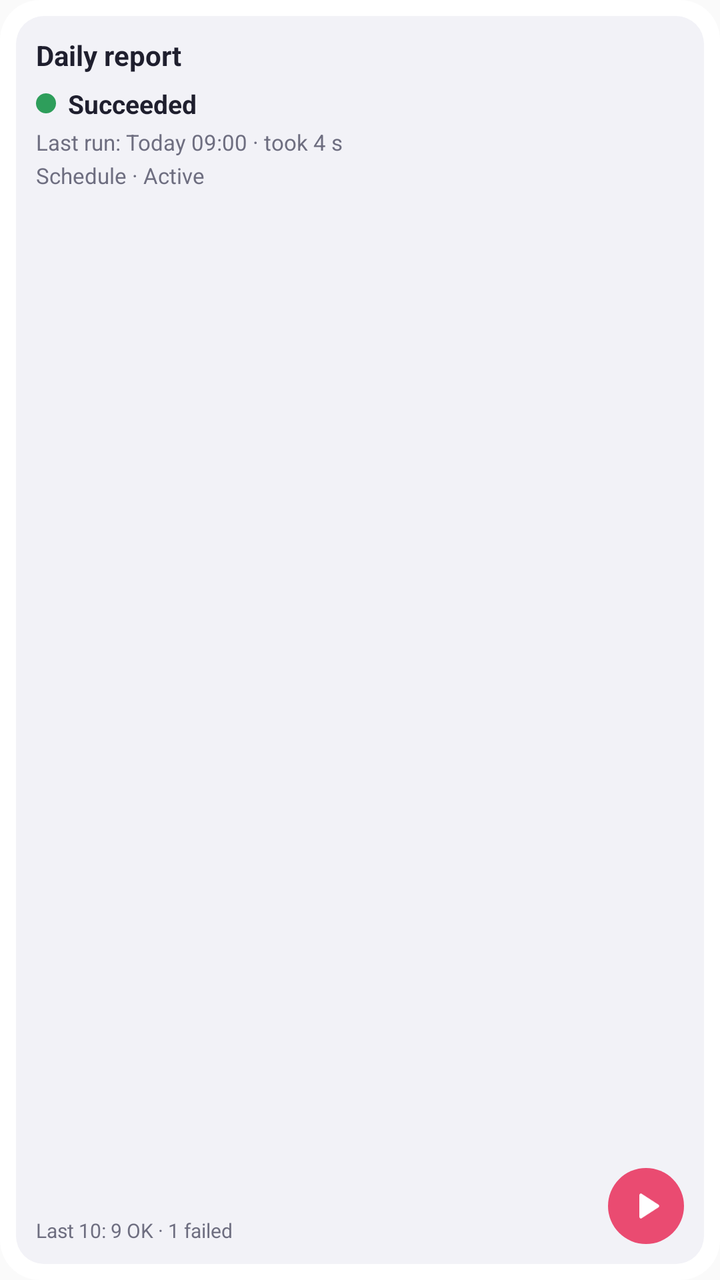
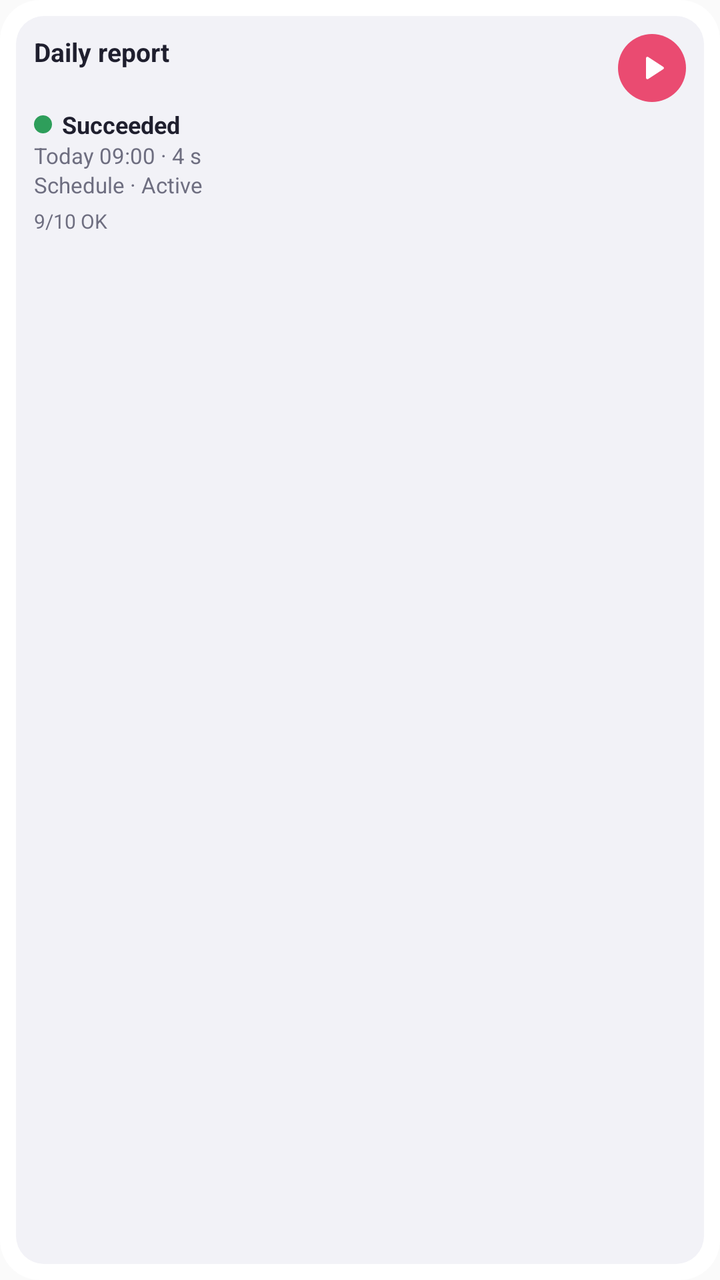

Before-and-after screenshots of an Android layout around one commit, followed by the original layout XML and the change that was made.
<!-- AndroidManifest.xml: application theme AppTheme -->
<!-- res/layout/widget_preview.xml -->
<?xml version="1.0" encoding="utf-8"?>
<LinearLayout xmlns:android="http://schemas.android.com/apk/res/android"
    android:layout_width="match_parent" android:layout_height="match_parent"
    android:background="@drawable/widget_bg" android:orientation="vertical" android:padding="5dp">
    <LinearLayout android:layout_width="match_parent" android:layout_height="0dp" android:layout_weight="1" android:layout_margin="3dp"
        android:background="@drawable/widget_tile_bg" android:orientation="vertical" android:padding="10dp">
        <TextView android:layout_width="match_parent" android:layout_height="wrap_content" android:text="Daily report"
            android:textColor="@color/widget_text" android:textSize="14sp" android:textStyle="bold" />
        <LinearLayout android:layout_width="match_parent" android:layout_height="wrap_content" android:layout_marginTop="6dp"
            android:gravity="center_vertical" android:orientation="horizontal">
            <ImageView android:layout_width="10dp" android:layout_height="10dp" android:src="@drawable/widget_dot_ok" />
            <TextView android:layout_width="wrap_content" android:layout_height="wrap_content" android:paddingStart="6dp" android:text="Succeeded"
                android:textColor="@color/widget_text" android:textSize="13sp" android:textStyle="bold" />
        </LinearLayout>
        <TextView android:layout_width="match_parent" android:layout_height="wrap_content" android:layout_marginTop="3dp"
            android:text="Last run: Today 09:00 · took 4 s" android:textColor="@color/widget_text_dim" android:textSize="11sp" />
        <TextView android:layout_width="match_parent" android:layout_height="wrap_content" android:layout_marginTop="2dp"
            android:text="Schedule · Active" android:textColor="@color/widget_text_dim" android:textSize="11sp" />
        <FrameLayout android:layout_width="match_parent" android:layout_height="0dp" android:layout_weight="1" />
        <LinearLayout android:layout_width="match_parent" android:layout_height="wrap_content" android:gravity="bottom" android:orientation="horizontal">
            <TextView android:layout_width="0dp" android:layout_height="wrap_content" android:layout_weight="1"
                android:text="Last 10: 9 OK · 1 failed" android:textColor="@color/widget_text_dim" android:textSize="10sp" />
            <ImageView android:layout_width="38dp" android:layout_height="38dp" android:background="@drawable/widget_play_bg"
                android:padding="9dp" android:src="@drawable/widget_ic_play" />
        </LinearLayout>
    </LinearLayout>
</LinearLayout>
<!-- resources referenced by this layout -->
<resources>
  <color name="widget_text">#FF1F1F2E</color>
  <color name="widget_text_dim">#FF6E6E80</color>
  <!-- drawable widget_bg (drawable) -->
  <?xml version="1.0" encoding="utf-8"?>
  <shape xmlns:android="http://schemas.android.com/apk/res/android" android:shape="rectangle">
      <solid android:color="@color/widget_bg" />
      <corners android:radius="20dp" />
  </shape>
  <!-- drawable widget_dot_ok (drawable) -->
  <?xml version="1.0" encoding="utf-8"?>
  <shape xmlns:android="http://schemas.android.com/apk/res/android" android:shape="oval">
      <solid android:color="@color/widget_ok" />
      <size android:width="8dp" android:height="8dp" />
  </shape>
  <!-- drawable widget_ic_play (drawable) -->
  <?xml version="1.0" encoding="utf-8"?>
  <vector xmlns:android="http://schemas.android.com/apk/res/android"
      android:width="24dp" android:height="24dp" android:viewportWidth="24" android:viewportHeight="24">
      <path android:fillColor="#FFFFFFFF" android:pathData="M8,5.5v13c0,0.8 0.9,1.3 1.5,0.8l10,-6.5c0.6,-0.4 0.6,-1.2 0,-1.6l-10,-6.5C8.9,4.2 8,4.7 8,5.5z" />
  </vector>
  <!-- drawable widget_play_bg (drawable) -->
  <?xml version="1.0" encoding="utf-8"?>
  <shape xmlns:android="http://schemas.android.com/apk/res/android" android:shape="oval">
      <solid android:color="@color/widget_accent" />
  </shape>
  <!-- drawable widget_tile_bg (drawable) -->
  <?xml version="1.0" encoding="utf-8"?>
  <shape xmlns:android="http://schemas.android.com/apk/res/android" android:shape="rectangle">
      <solid android:color="@color/widget_tile" />
      <corners android:radius="14dp" />
  </shape>
  <style name="AppTheme" parent="Theme.AppCompat.Light.DarkActionBar">
          
          <item name="colorPrimary">@color/colorPrimary</item>
          <item name="colorPrimaryDark">@color/colorPrimaryDark</item>
          <item name="colorAccent">@color/colorAccent</item>
      </style>
  <color name="widget_bg">#F7FFFFFF</color>
  <color name="widget_ok">#FF2E9E5B</color>
  <color name="widget_accent">#FFEA4B71</color>
  <color name="widget_tile">#FFF2F2F7</color>
</resources>

<!-- the commit's change to res/layout/widget_preview.xml (unified diff, before → after) -->
@@ -3,25 +3,24 @@
     android:layout_width="match_parent" android:layout_height="match_parent"
     android:background="@drawable/widget_bg" android:orientation="vertical" android:padding="5dp">
     <LinearLayout android:layout_width="match_parent" android:layout_height="0dp" android:layout_weight="1" android:layout_margin="3dp"
-        android:background="@drawable/widget_tile_bg" android:orientation="vertical" android:padding="10dp">
-        <TextView android:layout_width="match_parent" android:layout_height="wrap_content" android:text="Daily report"
-            android:textColor="@color/widget_text" android:textSize="14sp" android:textStyle="bold" />
-        <LinearLayout android:layout_width="match_parent" android:layout_height="wrap_content" android:layout_marginTop="6dp"
+        android:background="@drawable/widget_tile_bg" android:orientation="vertical" android:padding="9dp">
+        <LinearLayout android:layout_width="match_parent" android:layout_height="wrap_content" android:orientation="horizontal">
+            <TextView android:layout_width="0dp" android:layout_height="wrap_content" android:layout_weight="1" android:text="Daily report"
+                android:textColor="@color/widget_text" android:textSize="13sp" android:textStyle="bold" />
+            <ImageView android:layout_width="34dp" android:layout_height="34dp" android:background="@drawable/widget_play_bg"
+                android:padding="8dp" android:src="@drawable/widget_ic_play" />
+        </LinearLayout>
+        <LinearLayout android:layout_width="match_parent" android:layout_height="wrap_content" android:layout_marginTop="3dp"
             android:gravity="center_vertical" android:orientation="horizontal">
-            <ImageView android:layout_width="10dp" android:layout_height="10dp" android:src="@drawable/widget_dot_ok" />
-            <TextView android:layout_width="wrap_content" android:layout_height="wrap_content" android:paddingStart="6dp" android:text="Succeeded"
-                android:textColor="@color/widget_text" android:textSize="13sp" android:textStyle="bold" />
+            <ImageView android:layout_width="9dp" android:layout_height="9dp" android:src="@drawable/widget_dot_ok" />
+            <TextView android:layout_width="wrap_content" android:layout_height="wrap_content" android:paddingStart="5dp" android:text="Succeeded"
+                android:textColor="@color/widget_text" android:textSize="12sp" android:textStyle="bold" />
         </LinearLayout>
-        <TextView android:layout_width="match_parent" android:layout_height="wrap_content" android:layout_marginTop="3dp"
-            android:text="Last run: Today 09:00 · took 4 s" android:textColor="@color/widget_text_dim" android:textSize="11sp" />
-        <TextView android:layout_width="match_parent" android:layout_height="wrap_content" android:layout_marginTop="2dp"
-            android:text="Schedule · Active" android:textColor="@color/widget_text_dim" android:textSize="11sp" />
-        <FrameLayout android:layout_width="match_parent" android:layout_height="0dp" android:layout_weight="1" />
-        <LinearLayout android:layout_width="match_parent" android:layout_height="wrap_content" android:gravity="bottom" android:orientation="horizontal">
-            <TextView android:layout_width="0dp" android:layout_height="wrap_content" android:layout_weight="1"
-                android:text="Last 10: 9 OK · 1 failed" android:textColor="@color/widget_text_dim" android:textSize="10sp" />
-            <ImageView android:layout_width="38dp" android:layout_height="38dp" android:background="@drawable/widget_play_bg"
-                android:padding="9dp" android:src="@drawable/widget_ic_play" />
-        </LinearLayout>
+        <TextView android:layout_width="match_parent" android:layout_height="wrap_content" android:text="Today 09:00 · 4 s"
+            android:textColor="@color/widget_text_dim" android:textSize="11sp" />
+        <TextView android:layout_width="match_parent" android:layout_height="wrap_content" android:text="Schedule · Active"
+            android:textColor="@color/widget_text_dim" android:textSize="11sp" />
+        <TextView android:layout_width="match_parent" android:layout_height="wrap_content" android:layout_marginTop="4dp"
+            android:text="9/10 OK" android:textColor="@color/widget_text_dim" android:textSize="10sp" />
     </LinearLayout>
 </LinearLayout>
